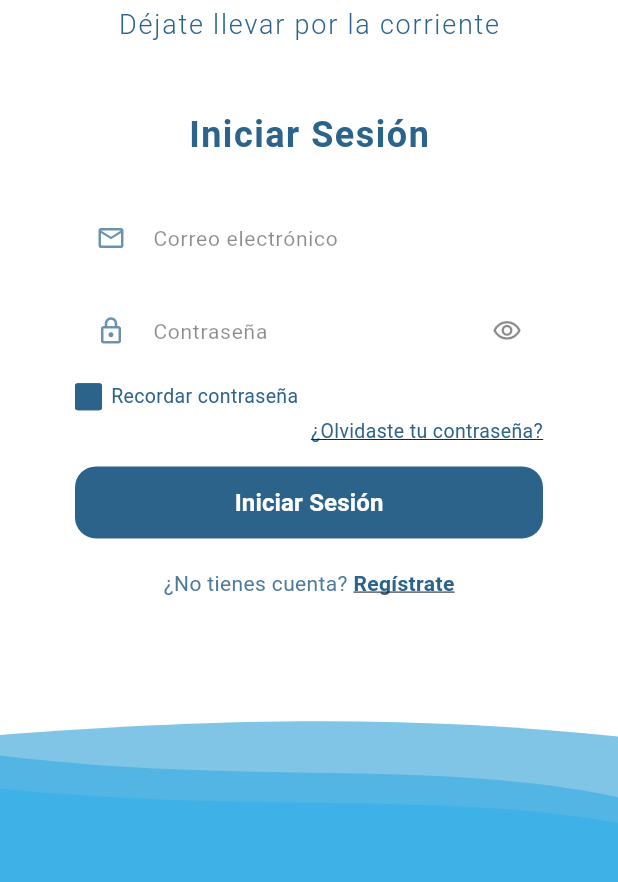
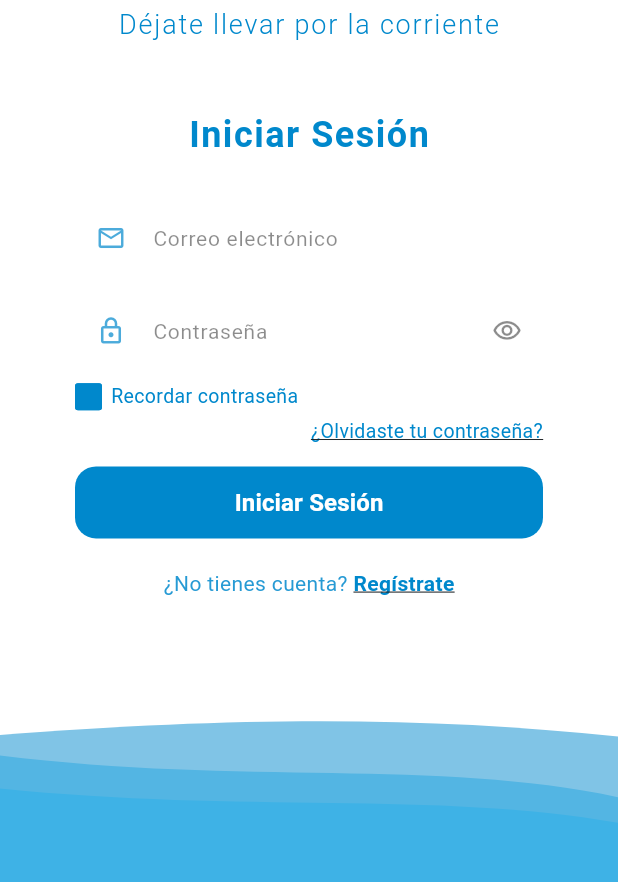
Before and after one commit to julio951010/flumi_app, a Flutter app: the screen it shows after launch, after a tap on "Saltar", on a phone screen of 412 x 824 dp, the part 294-1176 px from its top. Run offline on Flutter 3.47's test engine with Material 3 defaults, Android fonts, the phone set to English and light mode, and no system bars; our stand-ins replace connectivity_plus, curved_navigation_bar, drift, shared_preferences, sqlite3_flutter_libs, supabase_flutter; accounts and stored records are empty; generated files the repository leaves out were written again.

Commit message:
fuerza primary exacto #0088CC en ColorScheme.fromSeed

```diff
--- a/lib/core/estilos/tema.dart
+++ b/lib/core/estilos/tema.dart
@@ -5,7 +5,10 @@ class FlumiTema {
   static const Color colorFondo = Color(0xFFF5F7FA);
 
   static ThemeData tema = ThemeData(
-    colorSchemeSeed: colorPrimario,
+    colorScheme: ColorScheme.fromSeed(
+      seedColor: colorPrimario,
+      primary: colorPrimario,
+    ),
     useMaterial3: true,
     brightness: Brightness.light,
     scaffoldBackgroundColor: colorFondo,
```
